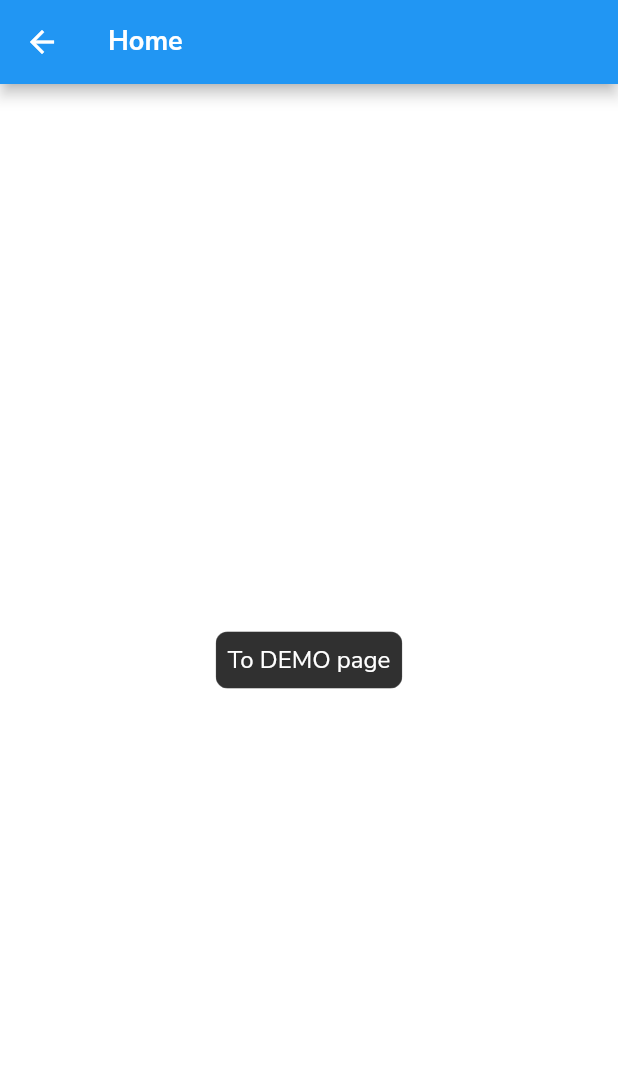
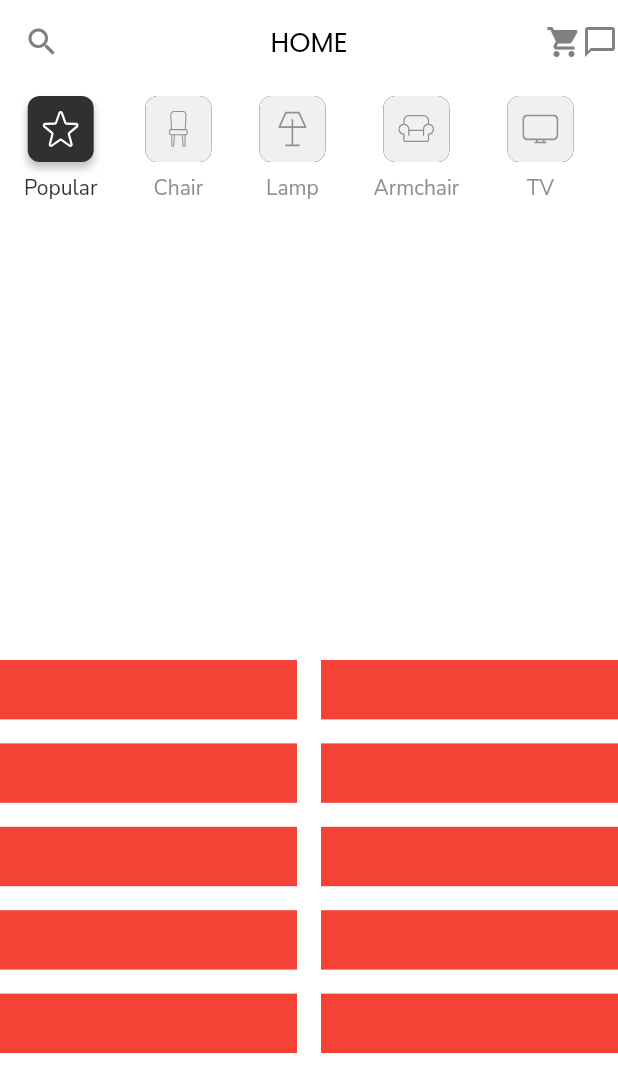
Before and after one commit to hahpuc/ShopApp-Mobile, a Flutter app: the HomePage screen opened by its route, on a phone screen of 412 x 824 dp. Shown: the top 1092 px of the screen. Run offline on Flutter 3.47's test engine with Material 2 defaults, Android fonts, the phone set to English and light mode, and no system bars; our stand-ins replace connectivity_plus, flutter_bloc, flutter_easyloading, flutter_svg, get_it and 2 more; accounts and stored records are empty; generated files the repository leaves out were written again.

Commit message:
[ViDuc] Create HomePage
- Create HomePage and related file
- Adjust StatusBarColor
- Add fake data when waiting API
- Add field categoriesID for ProductDetailResponseData

```diff
--- a/lib/app.dart
+++ b/lib/app.dart
@@ -54,7 +54,7 @@ class MyApp extends StatelessWidget {
               supportedLocales: S.delegate.supportedLocales,
               locale: state.locale,
               onGenerateRoute: Routes.generateRoute,
-              home: ProductDetailPage(),
+              home: HomePage(),
             );
           }),
     );
@@ -69,21 +69,21 @@ class MyApp extends StatelessWidget {
             .textTheme
             .apply(bodyColor: Colors.black, fontFamily: FontFamily.nutinoSans),
         appBarTheme: AppBarTheme(
-          brightness: Brightness.dark,
+          brightness: Brightness.light,
         ));
   }
 
-  static void initSystemTheme() {
-    SystemChrome.setSystemUIOverlayStyle(SystemUiOverlayStyle.light
-        .copyWith(statusBarColor: Colors.transparent));
-  }
+  // static void initSystemTheme() {
+  //   SystemChrome.setSystemUIOverlayStyle(
+  //       SystemUiOverlayStyle.light.copyWith(statusBarColor: Colors.black));
+  // }
 
   static Future<void> appRunner(FlavorConfig flavorConfig) async {
     // Ready to call native code
     WidgetsFlutterBinding.ensureInitialized();
 
     // System overlay
-    MyApp.initSystemTheme();
+    // MyApp.initSystemTheme();
 
     // IoC
     await setupServiceLocator();
--- /dev/null
+++ b/lib/data/fake_data.dart
@@ -0,0 +1,74 @@
+import 'package:furniture_shop/data/model/response/product_detail_response.dart';
+
+List<ProductDetailResponseData> listProduct = [
+  ProductDetailResponseData(
+    categoriesID: 2,
+    name: 'Hold Up Tool Storage Rack',
+    price: 580.32,
+    ratingStar: 3,
+    images: ["http://dummyimage.com/150x200.png/5fa2dd/ffffff"],
+  ),
+  ProductDetailResponseData(
+    categoriesID: 3,
+    name: 'Tray - Foam, Square 4 - S',
+    price: 725.73,
+    ratingStar: 1,
+    images: ["http://dummyimage.com/150x200.png/cc0000/ffffff"],
+  ),
+  ProductDetailResponseData(
+    categoriesID: 4,
+    name: 'Crab - Back Fin Meat, Canned',
+    price: 305.11,
+    ratingStar: 5,
+    images: ["http://dummyimage.com/150x200.png/dddddd/000000"],
+  ),
+  ProductDetailResponseData(
+    categoriesID: 2,
+    name: 'Dc - Sakura Fu',
+    price: 939.98,
+    ratingStar: 2,
+    images: ["http://dummyimage.com/150x200.png/cc0000/ffffff"],
+  ),
+  ProductDetailResponseData(
+    categoriesID: 5,
+    name: 'Mousse - Passion Fruit',
+    price: 591.91,
+    ratingStar: 1,
+    images: ["http://dummyimage.com/150x200.png/ff4444/ffffff"],
+  ),
+  ProductDetailResponseData(
+    categoriesID: 6,
+    name: 'Towel Dispenser',
+    price: 249.45,
+    ratingStar: 1,
+    images: ["http://dummyimage.com/150x200.png/cc0000/ffffff"],
+  ),
+  ProductDetailResponseData(
+    categoriesID: 4,
+    name: 'Magnotta Bel Paese Red',
+    price: 671.43,
+    ratingStar: 4,
+    images: ["http://dummyimage.com/150x200.png/dddddd/000000"],
+  ),
+  ProductDetailResponseData(
+    categoriesID: 6,
+    name: 'Bread - Sour Batard',
+    price: 420.05,
+    ratingStar: 5,
+    images: ["http://dummyimage.com/150x200.png/ff4444/ffffff"],
+  ),
+  ProductDetailResponseData(
+    categoriesID: 5,
+    name: 'Pork Ham Prager',
+    price: 21.72,
+    ratingStar: 3,
+    images: ["http://dummyimage.com/150x200.png/ff4444/ffffff"],
+  ),
+  ProductDetailResponseData(
+    categoriesID: 1,
+    name: 'Bread - Wheat Baguette',
+    price: 248.81,
+    ratingStar: 5,
+    images: ["http://dummyimage.com/150x200.png/cc0000/ffffff"],
+  ),
+];
--- /dev/null
+++ b/lib/data/model/response/categories_response.dart
@@ -0,0 +1,25 @@
+import 'package:furniture_shop/data/model/response/base/base_response.dart';
+import 'package:furniture_shop/data/model/response/product_detail_response.dart';
+
+class CategoriesResponse extends BaseResponseData<CategoriesResponseData> {}
+
+class CategoriesResponseData {
+  final int id;
+  final String name;
+  final String image;
+
+  CategoriesResponseData(
+      {required this.id, required this.name, required this.image});
+
+  factory CategoriesResponseData.fromMap(Map<String, dynamic> map) {
+    return CategoriesResponseData(
+      id: map["id"] as int,
+      name: map["id"] as String,
+      image: map["image"] as String,
+    );
+  }
+
+  Map<String, dynamic> toMap() {
+    return {"id": this.id, "name": this.name, "image": this.image};
+  }
+}
--- a/lib/data/model/response/product_detail_response.dart
+++ b/lib/data/model/response/product_detail_response.dart
@@ -4,6 +4,7 @@ class ProductDetailResponse
     extends BaseResponseData<ProductDetailResponseData> {}
 
 class ProductDetailResponseData {
+  final int? categoriesID;
   final String? name;
   final String? description;
   final double? price;
@@ -12,6 +13,7 @@ class ProductDetailResponseData {
   final List<String>? images;
 
   ProductDetailResponseData({
+    this.categoriesID,
     this.name,
     this.description,
     this.price,
--- /dev/null
+++ b/lib/presentation/pages/home/home_bloc.dart
@@ -0,0 +1,47 @@
+import 'package:flutter_bloc/flutter_bloc.dart';
+import 'package:furniture_shop/data/app_repository.dart';
+import 'package:furniture_shop/data/model/response/categories_response.dart';
+import 'package:furniture_shop/data/model/response/product_detail_response.dart';
+import 'package:furniture_shop/generated/assets/assets.gen.dart';
+import 'package:furniture_shop/presentation/pages/home/home_state.dart';
+import 'package:furniture_shop/data/fake_data.dart';
+
+class HomePageBloc extends BlocBase<HomePageState> {
+  final AppRepository appRepository;
+
+  HomePageBloc({required this.appRepository}) : super(HomePageState());
+
+  List<ProductDetailResponseData> listProductResponse = List.of(listProduct);
+  List<CategoriesResponseData> listCategories = [
+    CategoriesResponseData(
+        id: 1, name: "Popular", image: Assets.images.icPopular.path),
+    CategoriesResponseData(
+        id: 2, name: "Chair", image: Assets.images.icChair.path),
+    CategoriesResponseData(
+        id: 3, name: "Lamp", image: Assets.images.icLamp.path),
+    CategoriesResponseData(
+        id: 4, name: "Armchair", image: Assets.images.icArmchair.path),
+    CategoriesResponseData(id: 5, name: "TV", image: Assets.images.icTv.path),
+    CategoriesResponseData(id: 6, name: "Bed", image: Assets.images.icBed.path)
+  ];
+
+  Future<void> getCategoriesData() async {
+    emit(HomePageLoadingState());
+
+    if (listCategories != null) {
+      emit(HomePageGetDataSuccessState(listCategories));
+    } else
+      emit(HomePageGetDataFailState());
+  }
+
+  List<ProductDetailResponseData>? getProductWithCategoriesID(
+      CategoriesResponseData categoriesResponseData) {
+    List<ProductDetailResponseData>? listProduct;
+    listProductResponse.forEach((element) {
+      if (element.categoriesID == categoriesResponseData.id) {
+        listProduct?.add(element);
+      }
+    });
+    return listProduct;
+  }
+}
--- a/lib/presentation/pages/home/home_page.dart
+++ b/lib/presentation/pages/home/home_page.dart
@@ -1,7 +1,17 @@
 import 'package:flutter/material.dart';
-import 'package:furniture_shop/configs/routes.dart';
-import 'package:furniture_shop/presentation/widgets/base/custom_button.dart';
+import 'package:flutter_bloc/flutter_bloc.dart';
+import 'package:flutter_easyloading/flutter_easyloading.dart';
+import 'package:flutter_svg/svg.dart';
+import 'package:furniture_shop/common/mixins/after_layout.dart';
+import 'package:furniture_shop/configs/service_locator.dart';
+import 'package:furniture_shop/data/model/response/categories_response.dart';
+import 'package:furniture_shop/data/model/response/product_detail_response.dart';
+import 'package:furniture_shop/presentation/pages/home/home_bloc.dart';
+import 'package:furniture_shop/presentation/pages/home/home_state.dart';
+import 'package:furniture_shop/presentation/widgets/base/custom_appbar.dart';
 import 'package:furniture_shop/presentation/widgets/base/custom_text.dart';
+import 'package:furniture_shop/values/colors.dart';
+import 'package:furniture_shop/values/dimens.dart';
 import 'package:furniture_shop/values/font_sizes.dart';
 
 class HomePage extends StatefulWidget {
@@ -11,32 +21,169 @@ class HomePage extends StatefulWidget {
   }
 }
 
-class _HomePageState extends State<HomePage> {
+class _HomePageState extends State<HomePage> with AfterLayoutMixin {
+  HomePageBloc _bloc = HomePageBloc(appRepository: locator.get());
+  List<bool> _isSelected = [];
+
+  @override
+  void afterFirstFrame(BuildContext context) {
+    _bloc.getCategoriesData();
+  }
+
   @override
   Widget build(BuildContext context) {
     return Scaffold(
-        appBar: AppBar(
-          title: CustomText(
-            "Home",
-            color: Colors.white,
-            fontSize: FontSize.BIG,
-            fontWeight: FontWeight.bold,
+      appBar: _buildAppBar(),
+      body: _buildBody(),
+    );
+  }
+
+  CustomAppBar _buildAppBar() {
+    return CustomAppBar(
+      title: Text("HOME"),
+      actions: [
+        Icon(Icons.shopping_cart, color: AppColor.colorTextLight),
+        Icon(
+          Icons.chat_bubble_outline,
+          color: AppColor.colorTextLight,
+        )
+      ],
+      leading: Icon(
+        Icons.search,
+        color: AppColor.colorTextLight,
+      ),
+    );
+  }
+
+  _blocListener(BuildContext context, HomePageState state) async {
+    // print("State $state");
+    if (state is HomePageLoadingState) {
+      EasyLoading.show(status: 'loading', maskType: EasyLoadingMaskType.black);
+    } else {
+      EasyLoading.dismiss();
+    }
+  }
+
+  Widget _buildBody() {
+    return BlocProvider(
+      create: (context) => _bloc,
+      child: BlocListener<HomePageBloc, HomePageState>(
+        listener: _blocListener,
+        child: BlocBuilder<HomePageBloc, HomePageState>(
+          bloc: _bloc,
+          builder: (context, state) {
+            if (state is HomePageGetDataSuccessState) {
+              //set isCheckList
+              if (_isSelected.length != state.data.length) {
+                for (int i = 0; i < state.data.length; i++) {
+                  _isSelected.add(false);
+                }
+                _isSelected[0] = true;
+              }
+              return Column(
+                children: [
+                  _buildCategories(state.data),
+                  _buildListProduct(context, state.data),
+                ],
+              );
+            }
+
+            return Container(
+              color: Colors.red,
+              height: 50,
+            );
+          },
+        ),
+      ),
+    );
+  }
+
+  _buildCategories(List<CategoriesResponseData> data) {
+    return Expanded(
+      child: ListView.builder(
+        itemCount: data.length,
+        scrollDirection: Axis.horizontal,
+        itemBuilder: (context, index) {
+          return GestureDetector(
+            // set isCheckList element when onTap()
+            onTap: () {
+              setState(() {
+                for (int i = 0; i < _isSelected.length; i++) {
+                  _isSelected[i] = false;
+                }
+                _isSelected[index] = true;
+                print(_isSelected);
+              });
+            },
+            child: Container(
+              margin: EdgeInsets.symmetric(horizontal: AppDimen.spacing_2),
+              child: Column(children: [
+                Container(
+                    margin: EdgeInsets.symmetric(vertical: AppDimen.spacing_1),
+                    width: 44,
+                    height: 44,
+                    decoration: BoxDecoration(
+                      color: _isSelected[index]
+                          ? AppColor.colorPrimary
+                          : AppColor.boxIcon,
+                      borderRadius:
+                          BorderRadius.circular(AppDimen.radiusNormal),
+                      boxShadow: [
+                        _isSelected[index]
+                            ? BoxShadow(
+                                color: AppColor.colorBlack.withOpacity(0.25),
+                                blurRadius: 4,
+                                offset: Offset(0, 4),
+                              )
+                            : BoxShadow(),
+                      ],
+                    ),
+                    child: Center(
+                        child: SvgPicture.asset(data[index].image,
+                            width: AppDimen.icon_size,
+                            height: AppDimen.icon_size,
+                            color: _isSelected[index]
+                                ? AppColor.colorWhite
+                                : AppColor.colorGrey))),
+                CustomText(
+                  data[index].name,
+                  fontSize: FontSize.SMALL,
+                  color: _isSelected[index]
+                      ? AppColor.colorPrimary
+                      : AppColor.colorGrey,
+                )
+              ]),
+            ),
+          );
+        },
+      ),
+    );
+  }
+
+  _buildListProduct(BuildContext context, List<CategoriesResponseData> data) {
+    int _indexSelected;
+    for (int i = 0; i < _isSelected.length; i++) {
+      if (_isSelected[i]) {
+        _indexSelected = i;
+      }
+    }
+    List<ProductDetailResponseData>? list =
+        _bloc.getProductWithCategoriesID(data[1]);
+    print(list);
+    return Expanded(
+      child: GridView.builder(
+          itemCount: 10,
+          gridDelegate: const SliverGridDelegateWithFixedCrossAxisCount(
+            crossAxisCount: 2,
+            childAspectRatio: 5,
+            crossAxisSpacing: 16.0,
+            mainAxisSpacing: 16.0,
           ),
-        ),
-        body: Column(
-          mainAxisAlignment: MainAxisAlignment.center,
-          crossAxisAlignment: CrossAxisAlignment.stretch,
-          children: [
-            Center(
-              child: CustomButton(
-                "To DEMO page",
-                onTap: () {
-                  Navigator.pushNamed(context, RoutePaths.DEMO,
-                      arguments: "Demo");
-                },
-              ),
-            ),
-          ],
-        ));
+          itemBuilder: (BuildContext context, int index) {
+            return Container(
+              color: Colors.red,
+            );
+          }),
+    );
   }
 }
--- /dev/null
+++ b/lib/presentation/pages/home/home_state.dart
@@ -0,0 +1,13 @@
+import 'package:furniture_shop/bloc/base/base_state.dart';
+import 'package:furniture_shop/data/model/response/categories_response.dart';
+
+class HomePageState extends BaseState {}
+
+class HomePageLoadingState extends HomePageState {}
+
+class HomePageGetDataSuccessState extends HomePageState {
+  final List<CategoriesResponseData> data;
+  HomePageGetDataSuccessState(this.data);
+}
+
+class HomePageGetDataFailState extends HomePageState {}
--- a/lib/presentation/pages/product_detail/product_detail_page.dart
+++ b/lib/presentation/pages/product_detail/product_detail_page.dart
@@ -57,7 +57,7 @@ class _ProductDetailPageState extends State<ProductDetailPage>
   _blocListener(BuildContext context, ProductDetailPageState state) async {
     print("State $state");
     if (state is ProductDetailPageLoadingState) {
-      EasyLoading.show(status: 'loading', maskType: EasyLoadingMaskType.black);
+      EasyLoading.show(status: 'Loading', maskType: EasyLoadingMaskType.black);
     } else {
       EasyLoading.dismiss();
     }
--- a/lib/values/colors.dart
+++ b/lib/values/colors.dart
@@ -6,11 +6,14 @@ class AppColor {
   static const Color colorPrimary = Color(0XFF303030);
 
   static const Color colorTextLight = Color(0XFF808080);
+  static const Color colorWhite = Color(0XFFFFFFFF);
+  static const Color colorBlack = Color(0XFF000000);
 
   static const Color colorGrey = Color(0XFF909090);
   static const Color colorGreyLight = Color(0XFFE0E0E0);
 
   static const Color indicator = Color(0xFF555555);
+  static const Color boxIcon = Color(0xFFF0F0F0);
 
   static const Color colorRatingStar = Color(0XFFFFCE31);
 }
```
Also changed, not shown: assets/images/ic_armchair.svg (added), assets/images/ic_bed.svg (added), assets/images/ic_chair.svg (added), assets/images/ic_lamp.svg (added), assets/images/ic_popular.svg (added), assets/images/ic_tv.svg (added), pubspec.lock.
